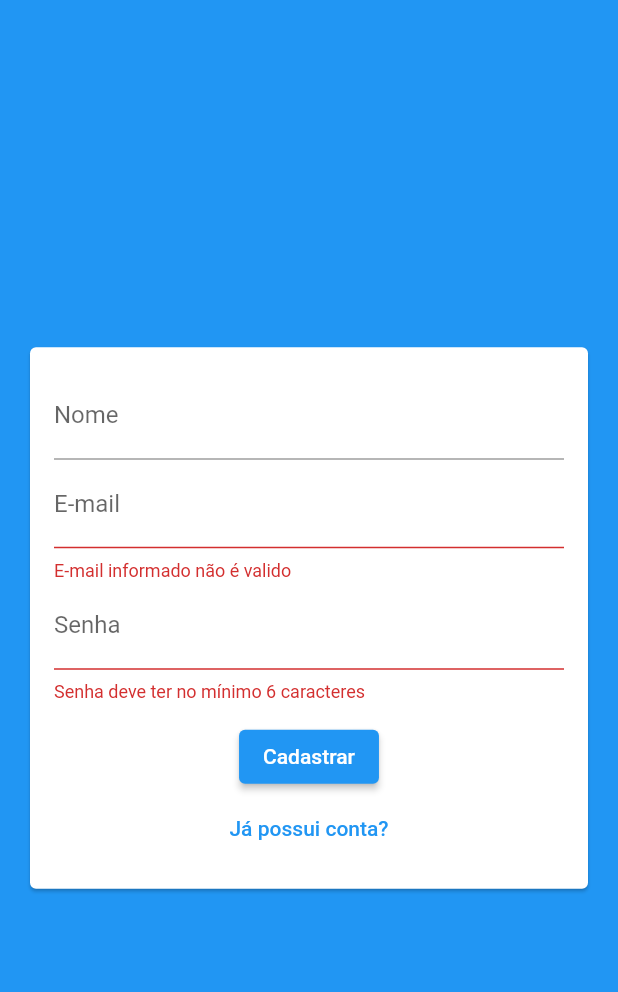
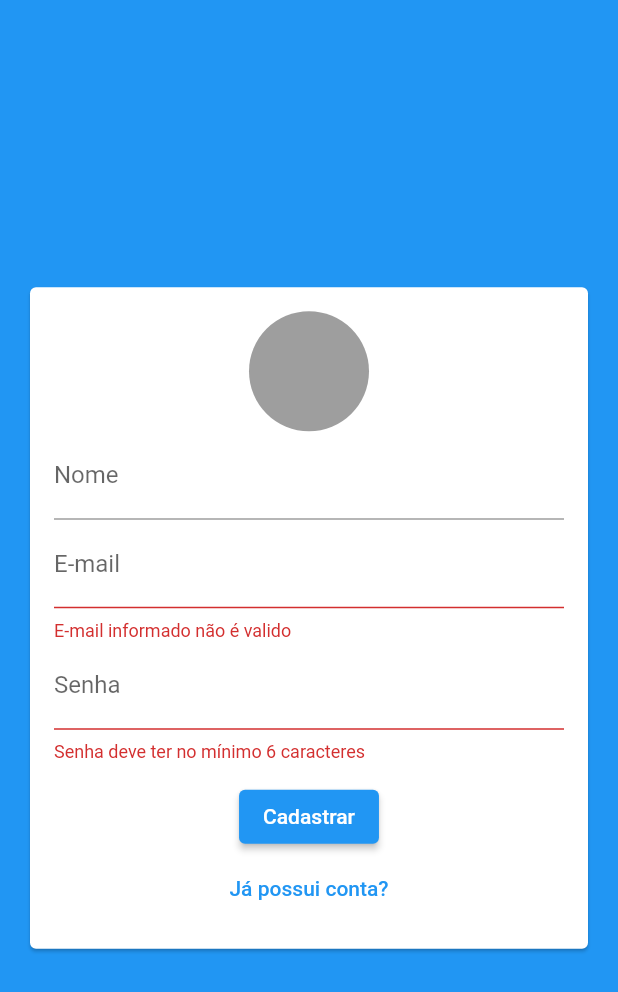
Before and after one commit to richardborgesdev/flutter-cod3r-chat, a Flutter app: the screen it shows after launch, after a tap on "Entrar", after a tap on "Criar uma nova conta?", on a phone screen of 412 x 824 dp. Shown: the top 992 px of the screen. Run offline on Flutter 3.47's test engine with Material 2 defaults, Android fonts, the phone set to English and light mode, and no system bars.

Commit message:
chore: start image picker component

```diff
--- a/lib/components/auth_form.dart
+++ b/lib/components/auth_form.dart
@@ -1,4 +1,7 @@
+import 'dart:io';
+
 import 'package:flutter/material.dart';
+import 'package:flutter_cod3r_chat/components/user_image_picker.dart';
 import 'package:flutter_cod3r_chat/models/auth_form_data.dart';
 
 class AuthForm extends StatefulWidget {
@@ -16,6 +19,15 @@ class _AuthFormState extends State<AuthForm> {
   final _formKey = GlobalKey<FormState>();
   final _formData = AuthFormData();
 
+  void _showError(String msg) {
+    ScaffoldMessenger.of(context).showSnackBar(
+      SnackBar(
+        content: Text(msg),
+        backgroundColor: Theme.of(context).colorScheme.error,
+      ),
+    );
+  }
+
   void _submit() {
     final isValid = _formKey.currentState?.validate() ?? false;
 
@@ -23,7 +35,15 @@ class _AuthFormState extends State<AuthForm> {
       return;
     }
 
+    if (_formData.image == null && _formData.isSignup) {
+      return _showError('Imagem não selecionada!');
+    }
+
     widget.onSubmit(_formData);
+  }
+
+  void _handleImagePick(File image) {
+    _formData.image = image;
   }
 
   @override
@@ -36,6 +56,10 @@ class _AuthFormState extends State<AuthForm> {
           key: _formKey,
           child: Column(
             children: [
+              if (_formData.isSignup)
+                UserPickerImage(
+                  onImagepick: _handleImagePick,
+                ),
               if (_formData.isSignup)
                 TextFormField(
                   key: ValueKey('name'),
--- /dev/null
+++ b/lib/components/user_image_picker.dart
@@ -0,0 +1,29 @@
+import 'dart:io';
+
+import 'package:flutter/material.dart';
+
+class UserPickerImage extends StatefulWidget {
+  final void Function(File image) onImagepick;
+
+  const UserPickerImage({
+    Key? key,
+    required this.onImagepick,
+  }) : super(key: key);
+
+  @override
+  State<UserPickerImage> createState() => _UserPickerImageState();
+}
+
+class _UserPickerImageState extends State<UserPickerImage> {
+  @override
+  Widget build(BuildContext context) {
+    return Column(
+      children: [
+        CircleAvatar(
+          radius: 40,
+          backgroundColor: Colors.grey,
+        )
+      ],
+    );
+  }
+}
```
